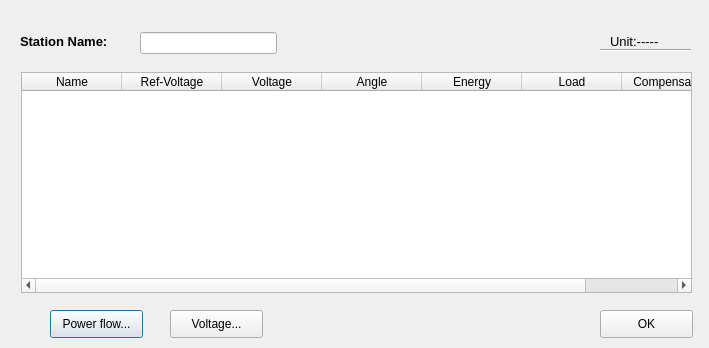
Old version of the form GSCD/stationparameterdialog.ui in the repository fzlgejiao/PowerTool.
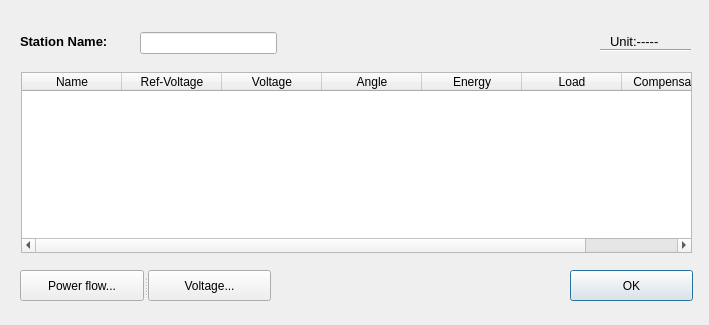
New version of the form.

Patch:
```diff
--- a/GSCD/stationparameterdialog.ui
+++ b/GSCD/stationparameterdialog.ui
@@ -7,7 +7,7 @@
     <x>0</x>
     <y>0</y>
     <width>709</width>
-    <height>348</height>
+    <height>325</height>
    </rect>
   </property>
   <property name="windowTitle">
@@ -53,7 +53,7 @@
      <x>21</x>
      <y>72</y>
      <width>671</width>
-     <height>221</height>
+     <height>181</height>
     </rect>
    </property>
    <column>
@@ -92,39 +92,13 @@
     </property>
    </column>
   </widget>
-  <widget class="QPushButton" name="pushButton_tideway">
-   <property name="geometry">
-    <rect>
-     <x>50</x>
-     <y>310</y>
-     <width>93</width>
-     <height>28</height>
-    </rect>
-   </property>
-   <property name="text">
-    <string>Power flow...</string>
-   </property>
-  </widget>
-  <widget class="QPushButton" name="pushButton_voltage">
-   <property name="geometry">
-    <rect>
-     <x>170</x>
-     <y>310</y>
-     <width>93</width>
-     <height>28</height>
-    </rect>
-   </property>
-   <property name="text">
-    <string>Voltage...</string>
-   </property>
-  </widget>
   <widget class="QPushButton" name="pushButton_OK">
    <property name="geometry">
     <rect>
-     <x>600</x>
-     <y>310</y>
-     <width>93</width>
-     <height>28</height>
+     <x>570</x>
+     <y>270</y>
+     <width>123</width>
+     <height>31</height>
     </rect>
    </property>
    <property name="text">
@@ -162,7 +136,34 @@
     </rect>
    </property>
   </widget>
-  <zorder>verticalLayoutWidget</zorder>
+  <widget class="QSplitter" name="splitter">
+   <property name="geometry">
+    <rect>
+     <x>20</x>
+     <y>270</y>
+     <width>251</width>
+     <height>31</height>
+    </rect>
+   </property>
+   <property name="orientation">
+    <enum>Qt::Horizontal</enum>
+   </property>
+   <widget class="QPushButton" name="pushButton_tideway">
+    <property name="text">
+     <string>Power flow...</string>
+    </property>
+   </widget>
+   <widget class="QPushButton" name="pushButton_voltage">
+    <property name="text">
+     <string>Voltage...</string>
+    </property>
+   </widget>
+  </widget>
+  <zorder>tableWidget_parameter</zorder>
+  <zorder>pushButton_tideway</zorder>
+  <zorder>pushButton_voltage</zorder>
+  <zorder>label</zorder>
+  <zorder>lineEdit_name</zorder>
   <zorder>label_2</zorder>
   <zorder>pushButton_OK</zorder>
   <zorder>line</zorder>
```
